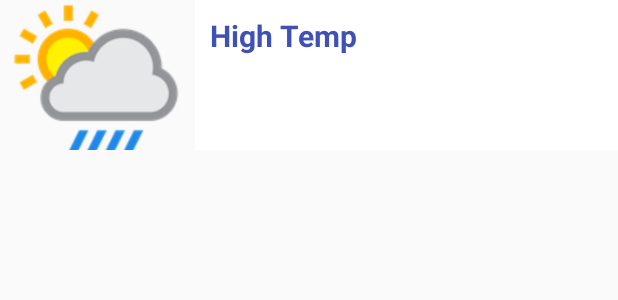
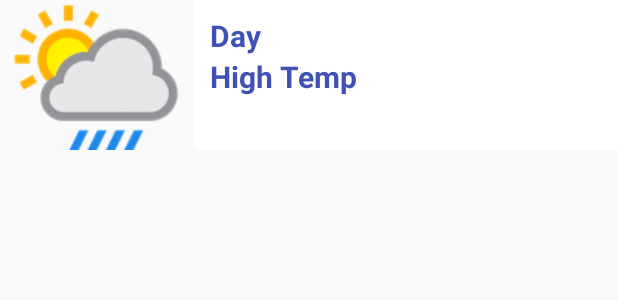
Before and after one commit to mikeschen/weatherAndroid, an Android app: the layout weather_list_item.xml on its own in the app's theme, with its tools: preview values and no code run, on a phone screen of 412 x 824 dp. Shown: the top 300 px of the screen. Run offline under Robolectric (Android 15) with nearby library versions, the phone set to English and light mode, and no system bars.

Commit message:
add day to ListAdapter and PagerADapter

```diff
--- a/app/src/main/java/com/example/guest/weather/adapters/WeatherListAdapter.java
+++ b/app/src/main/java/com/example/guest/weather/adapters/WeatherListAdapter.java
@@ -52,6 +52,7 @@ public class WeatherListAdapter extends RecyclerView.Adapter<WeatherListAdapter.
     }
 
     public class WeatherViewHolder extends RecyclerView.ViewHolder {
+        @Bind(R.id.dateTextView) TextView mDateTextView;
         @Bind(R.id.weatherImageView) ImageView mWeatherImageView;
         @Bind(R.id.weatherMaxTextView) TextView mMaxTextView;
         private Context mContext;
@@ -75,7 +76,8 @@ public class WeatherListAdapter extends RecyclerView.Adapter<WeatherListAdapter.
         }
 
         public void bindWeather(Weather weather) {
-            mMaxTextView.setText("High Temp of " + weather.getMaxTemp());
+            mDateTextView.setText(weather.getDate());
+            mMaxTextView.setText("High: " + weather.getMaxTemp());
         }
     }
 }
--- a/app/src/main/java/com/example/guest/weather/ui/WeatherDetailFragment.java
+++ b/app/src/main/java/com/example/guest/weather/ui/WeatherDetailFragment.java
@@ -21,6 +21,7 @@ import butterknife.ButterKnife;
  */
 public class WeatherDetailFragment extends Fragment {
 
+    @Bind(R.id.dateTextView) TextView mDateTextView;
     @Bind(R.id.weatherMaxTextView) TextView mWeatherMaxTextView;
 
     private Weather mWeather;
@@ -47,8 +48,8 @@ public class WeatherDetailFragment extends Fragment {
         View view = inflater.inflate(R.layout.fragment_weather_detail, container, false);
         ButterKnife.bind(this, view);
         // Inflate the layout for this fragment
-
-        mWeatherMaxTextView.setText((mWeather.getMaxTemp() + "High"));
+        mDateTextView.setText((mWeather.getDate()));
+        mWeatherMaxTextView.setText((mWeather.getMaxTemp() + " High"));
         return view;
     }
 
--- a/app/src/main/java/com/example/guest/weather/ui/WeatherListActivity.java
+++ b/app/src/main/java/com/example/guest/weather/ui/WeatherListActivity.java
@@ -60,7 +60,7 @@ public class WeatherListActivity extends AppCompatActivity {
                     @Override
                     public void run() {
                         for (Weather weather : mWeather) {
-                            Log.d("WEATHER", weather.getMaxTemp() + "");
+                            Log.d("DATE", weather.getDate());
                         }
                         mAdapter = new WeatherListAdapter(WeatherListActivity.this, mWeather);
 
--- a/app/src/main/res/layout/weather_list_item.xml
+++ b/app/src/main/res/layout/weather_list_item.xml
@@ -21,6 +21,15 @@
         <TextView
             android:layout_width="wrap_content"
             android:layout_height="wrap_content"
+            android:id="@+id/dateTextView"
+            android:textSize="20dp"
+            android:textStyle="bold"
+            android:text="Day"
+            android:textColor="@color/colorPrimary"/>
+
+        <TextView
+            android:layout_width="wrap_content"
+            android:layout_height="wrap_content"
             android:id="@+id/weatherMaxTextView"
             android:textSize="20dp"
             android:textStyle="bold"
```
Also changed, not shown: app/src/main/java/com/example/guest/weather/adapters/WeatherPagerAdapter.java (+6 -1 lines), app/src/main/java/com/example/guest/weather/models/Weather.java (+8 -3 lines), app/src/main/java/com/example/guest/weather/services/WeatherService.java (+9 -2 lines), app/src/main/res/layout/fragment_weather_detail.xml (+4 -3 lines).
